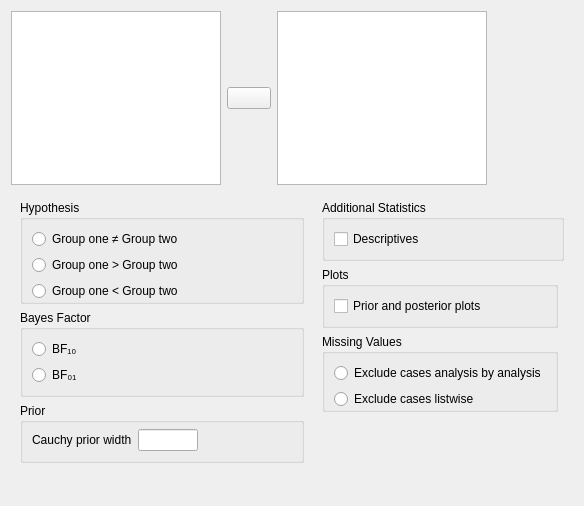
Before: the Qt Designer form JASP-Desktop/analysisforms/ttestbayesianpairedsamplesform.ui in jasp-stats/jasp-desktop, drawn with Qt 5.
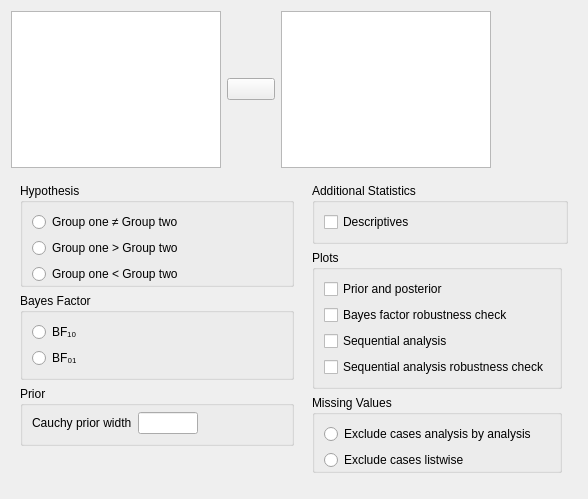
After: the same form once the commit is applied. Custom widgets are drawn as their Qt base class.

Commit message: B TTests: added plot options

```diff
--- a/JASP-Desktop/analysisforms/ttestbayesianpairedsamplesform.ui
+++ b/JASP-Desktop/analysisforms/ttestbayesianpairedsamplesform.ui
@@ -6,8 +6,8 @@
    <rect>
     <x>0</x>
     <y>0</y>
-    <width>584</width>
-    <height>506</height>
+    <width>588</width>
+    <height>499</height>
    </rect>
   </property>
   <property name="windowTitle">
@@ -298,10 +298,31 @@
             <bool>true</bool>
            </property>
            <layout class="QGridLayout" name="gridLayout_12">
+            <item row="2" column="0">
+             <widget class="BoundCheckBox" name="plotSequentialAnalysis">
+              <property name="text">
+               <string>Sequential analysis</string>
+              </property>
+             </widget>
+            </item>
             <item row="0" column="0">
              <widget class="BoundCheckBox" name="plots">
               <property name="text">
-               <string>Prior and posterior plots</string>
+               <string>Prior and posterior</string>
+              </property>
+             </widget>
+            </item>
+            <item row="1" column="0">
+             <widget class="BoundCheckBox" name="plotBayesFactorRobustness">
+              <property name="text">
+               <string>Bayes factor robustness check</string>
+              </property>
+             </widget>
+            </item>
+            <item row="3" column="0">
+             <widget class="BoundCheckBox" name="plotSequentialAnalysisRobustness">
+              <property name="text">
+               <string>Sequential analysis robustness check</string>
               </property>
              </widget>
             </item>
@@ -337,17 +358,17 @@
    <extends>QLineEdit</extends>
    <header>widgets/boundtextbox.h</header>
   </customwidget>
-  <customwidget>
-   <class>BoundPairsTable</class>
-   <extends>QTableView</extends>
-   <header>widgets/boundpairstable.h</header>
-  </customwidget>
   <customwidget>
    <class>BoundGroupBox</class>
    <extends>QGroupBox</extends>
    <header>widgets/boundgroupbox.h</header>
    <container>1</container>
   </customwidget>
+  <customwidget>
+   <class>BoundPairsTable</class>
+   <extends>QTableView</extends>
+   <header>widgets/boundpairstable.h</header>
+  </customwidget>
  </customwidgets>
  <resources/>
  <connections/>
```
Left out of the diff: 2 changed lines with no effect on the pictures. The commit also changes 4 other files.
